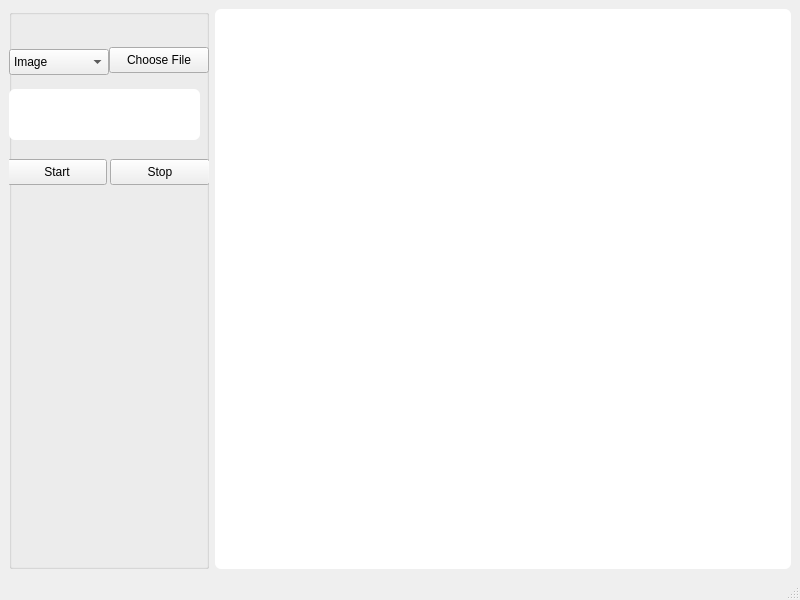
The window that resources/ui/main_window.ui (huyquang-bka/datn_hoang) describes before a commit, drawn with Qt 5.
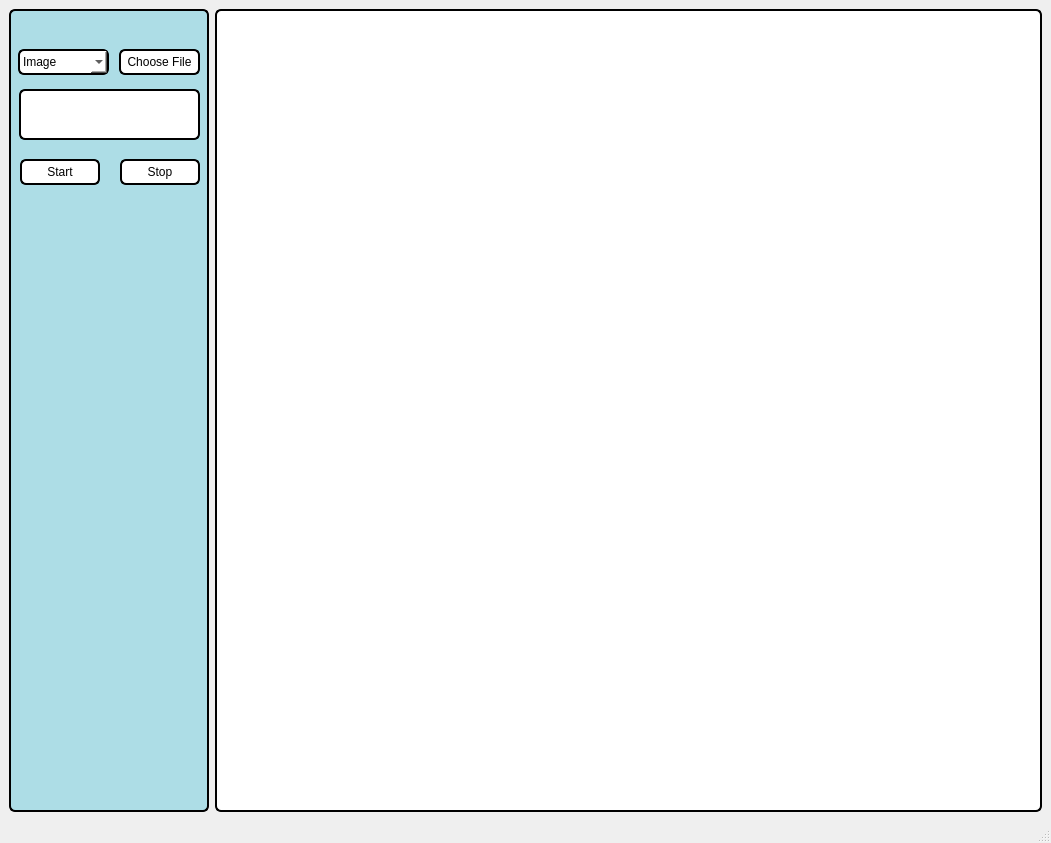
The same window after the commit.

The edit to the form file:
```diff
--- a/resources/ui/main_window.ui
+++ b/resources/ui/main_window.ui
@@ -6,8 +6,8 @@
    <rect>
     <x>0</x>
     <y>0</y>
-    <width>800</width>
-    <height>600</height>
+    <width>1051</width>
+    <height>843</height>
    </rect>
   </property>
   <property name="windowTitle">
@@ -23,15 +23,21 @@
         <height>16777215</height>
        </size>
       </property>
+      <property name="styleSheet">
+       <string notr="true">background-color: rgb(173, 221, 230);
+border: 2px solid black;
+border-radius: 6px;
+</string>
+      </property>
       <property name="title">
        <string/>
       </property>
       <widget class="QComboBox" name="combo_options">
        <property name="geometry">
         <rect>
-         <x>0</x>
+         <x>9</x>
          <y>40</y>
-         <width>100</width>
+         <width>91</width>
          <height>26</height>
         </rect>
        </property>
@@ -47,6 +53,11 @@
          <height>0</height>
         </size>
        </property>
+       <property name="styleSheet">
+        <string notr="true">background-color: rgb(255, 255, 255);
+border: 2px solid black;
+border-radius: 6px;</string>
+       </property>
        <item>
         <property name="text">
          <string>Image</string>
@@ -61,9 +72,9 @@
       <widget class="QPushButton" name="btn_choose_file">
        <property name="geometry">
         <rect>
-         <x>100</x>
-         <y>38</y>
-         <width>100</width>
+         <x>110</x>
+         <y>40</y>
+         <width>81</width>
          <height>26</height>
         </rect>
        </property>
@@ -73,6 +84,14 @@
          <height>0</height>
         </size>
        </property>
+       <property name="styleSheet">
+        <string notr="true">QPushButton {
+            background-color: rgb(255, 255, 255); 
+        }
+QPushButton:pressed {
+            background-color: rgb(127, 127, 127);
+        }</string>
+       </property>
        <property name="text">
         <string>Choose File</string>
        </property>
@@ -80,9 +99,9 @@
       <widget class="QPushButton" name="btn_start">
        <property name="geometry">
         <rect>
-         <x>-2</x>
+         <x>11</x>
          <y>150</y>
-         <width>100</width>
+         <width>80</width>
          <height>26</height>
         </rect>
        </property>
@@ -92,6 +111,14 @@
          <height>0</height>
         </size>
        </property>
+       <property name="styleSheet">
+        <string notr="true">QPushButton {
+            background-color: rgb(255, 255, 255); 
+        }
+QPushButton:pressed {
+            background-color: rgb(127, 127, 127);
+        }</string>
+       </property>
        <property name="text">
         <string>Start</string>
        </property>
@@ -99,9 +126,9 @@
       <widget class="QPushButton" name="btn_stop">
        <property name="geometry">
         <rect>
-         <x>101</x>
+         <x>111</x>
          <y>150</y>
-         <width>100</width>
+         <width>80</width>
          <height>26</height>
         </rect>
        </property>
@@ -111,6 +138,14 @@
          <height>0</height>
         </size>
        </property>
+       <property name="styleSheet">
+        <string notr="true">QPushButton {
+            background-color: rgb(255, 255, 255); 
+        }
+QPushButton:pressed {
+            background-color: rgb(127, 127, 127);
+        }</string>
+       </property>
        <property name="text">
         <string>Stop</string>
        </property>
@@ -118,22 +153,23 @@
       <widget class="QTextEdit" name="qtext_file_path">
        <property name="geometry">
         <rect>
-         <x>0</x>
+         <x>10</x>
          <y>80</y>
-         <width>191</width>
+         <width>181</width>
          <height>51</height>
         </rect>
        </property>
        <property name="styleSheet">
         <string notr="true">background-color: rgb(255, 255, 255);
+border: 2px solid black;
 border-radius: 6px;</string>
        </property>
        <property name="html">
         <string>&lt;!DOCTYPE HTML PUBLIC &quot;-//W3C//DTD HTML 4.0//EN&quot; &quot;http://www.w3.org/TR/REC-html40/strict.dtd&quot;&gt;
 &lt;html&gt;&lt;head&gt;&lt;meta name=&quot;qrichtext&quot; content=&quot;1&quot; /&gt;&lt;style type=&quot;text/css&quot;&gt;
 p, li { white-space: pre-wrap; }
-&lt;/style&gt;&lt;/head&gt;&lt;body style=&quot; font-family:'.AppleSystemUIFont'; font-size:13pt; font-weight:400; font-style:normal;&quot;&gt;
-&lt;p style=&quot;-qt-paragraph-type:empty; margin-top:0px; margin-bottom:0px; margin-left:0px; margin-right:0px; -qt-block-indent:0; text-indent:0px;&quot;&gt;&lt;br /&gt;&lt;/p&gt;&lt;/body&gt;&lt;/html&gt;</string>
+&lt;/style&gt;&lt;/head&gt;&lt;body style=&quot; font-family:'MS Shell Dlg 2'; font-size:8.25pt; font-weight:400; font-style:normal;&quot;&gt;
+&lt;p style=&quot;-qt-paragraph-type:empty; margin-top:0px; margin-bottom:0px; margin-left:0px; margin-right:0px; -qt-block-indent:0; text-indent:0px; font-family:'.AppleSystemUIFont'; font-size:13pt;&quot;&gt;&lt;br /&gt;&lt;/p&gt;&lt;/body&gt;&lt;/html&gt;</string>
        </property>
       </widget>
      </widget>
@@ -142,7 +178,7 @@
      <widget class="QFrame" name="qframe_widget">
       <property name="styleSheet">
        <string notr="true">background-color: rgb(255, 255, 255);
-border: 6px;
+border: 2px solid black;
 border-radius: 6px;</string>
       </property>
       <property name="frameShape">
```
Left out of the diff: 4 changed lines with no effect on the pictures.
